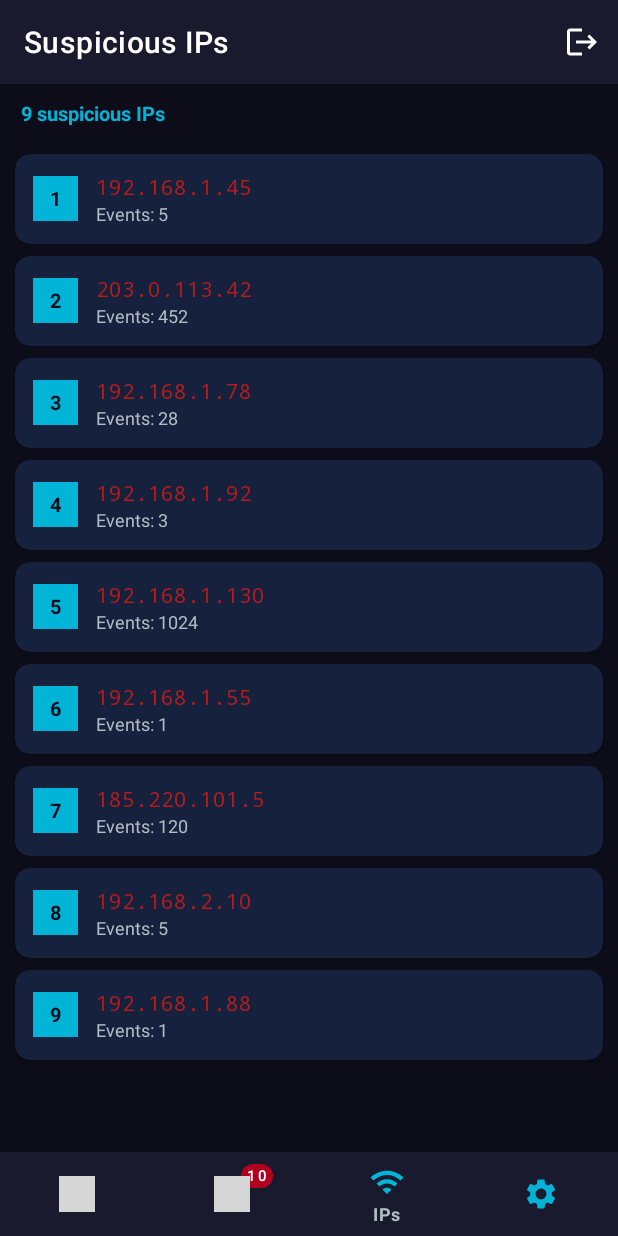
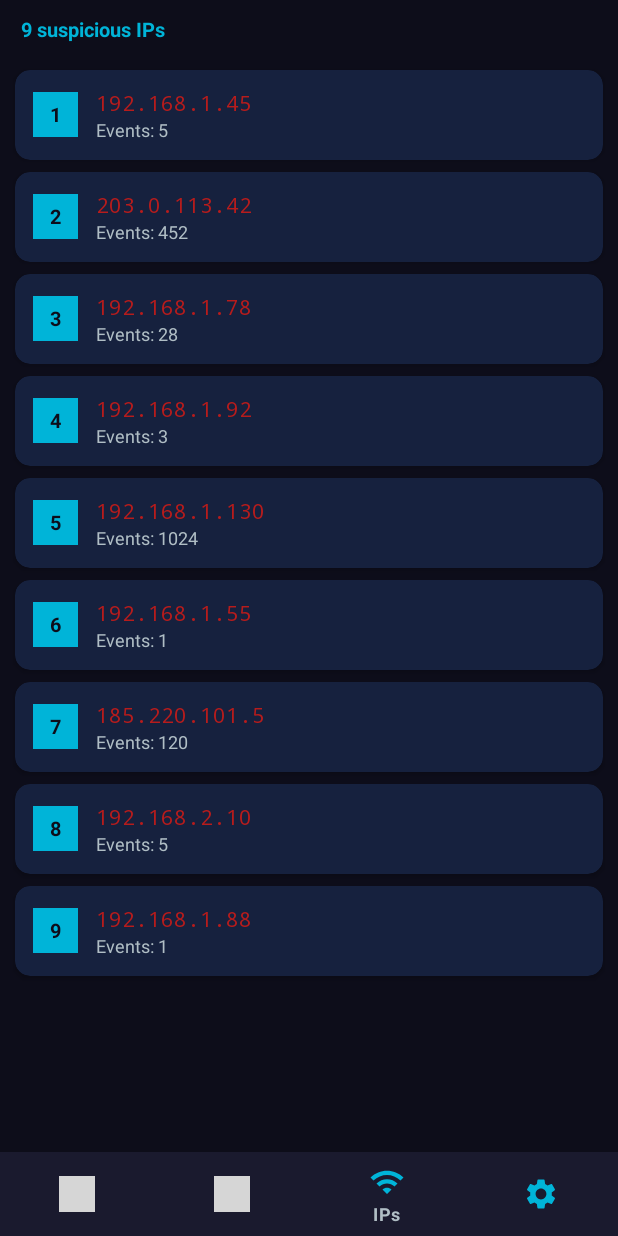
Before and after one commit to Yassine1nonly/CyberSentinel, an Android app: the MainActivity screen opened directly, with no data from a screen before it, item 3 of the bottom bar chosen, on a phone screen of 412 x 824 dp. Run offline under Robolectric (Android 15) with nearby library versions, the phone set to English and light mode, and no system bars; grey boxes are pictures that could not be loaded.

Commit message:
fix: remove custom Toolbar - use default ActionBar from theme
setSupportActionBar() crashes when theme already provides an ActionBar.
Removed all custom Toolbar widgets and setSupportActionBar() calls.
Title and back button now handled by the default ActionBar from theme.

```diff
--- a/android/app/src/main/java/com/socmonitor/ui/activities/MainActivity.java
+++ b/android/app/src/main/java/com/socmonitor/ui/activities/MainActivity.java
@@ -2,12 +2,11 @@ package com.socmonitor.ui.activities;
 
 import android.content.Intent;
 import android.os.Bundle;
+import android.view.Menu;
 import android.view.MenuItem;
 import androidx.annotation.NonNull;
 import androidx.appcompat.app.AppCompatActivity;
-import androidx.appcompat.widget.Toolbar;
 import androidx.fragment.app.Fragment;
-import com.google.android.material.badge.BadgeDrawable;
 import com.google.android.material.bottomnavigation.BottomNavigationView;
 import com.socmonitor.R;
 import com.socmonitor.network.MockDataRepository;
@@ -24,27 +23,26 @@ public class MainActivity extends AppCompatActivity {
         super.onCreate(savedInstanceState);
         setContentView(R.layout.activity_main);
 
-        Toolbar toolbar = findViewById(R.id.toolbar);
-        setSupportActionBar(toolbar);
-
+        // No setSupportActionBar — theme handles the ActionBar
         BottomNavigationView nav = findViewById(R.id.bottom_nav);
 
-        // New-alert badge
-        int newCount = MockDataRepository.getInstance().filterBySeverity("ALL").size();
-        BadgeDrawable badge = nav.getOrCreateBadge(R.id.nav_alerts);
-        badge.setNumber(newCount);
-        badge.setVisible(true);
-
         nav.setOnNavigationItemSelectedListener(item -> {
+            Fragment f = null;
             int id = item.getItemId();
-            Fragment f = null;
-            String title = "CyberSentinel";
-            if (id == R.id.nav_dashboard) { f = new DashboardFragment(); title = "Dashboard"; }
-            else if (id == R.id.nav_alerts)   { f = new AlertsFragment();   title = "Alerts"; }
-            else if (id == R.id.nav_ips)      { f = new IpsFragment();      title = "Suspicious IPs"; }
-            else if (id == R.id.nav_settings) { f = new SettingsFragment(); title = "Settings"; }
+            if (id == R.id.nav_dashboard) {
+                f = new DashboardFragment();
+                setTitle("Dashboard");
+            } else if (id == R.id.nav_alerts) {
+                f = new AlertsFragment();
+                setTitle("Alerts");
+            } else if (id == R.id.nav_ips) {
+                f = new IpsFragment();
+                setTitle("Suspicious IPs");
+            } else if (id == R.id.nav_settings) {
+                f = new SettingsFragment();
+                setTitle("Settings");
+            }
             if (f != null) {
-                if (getSupportActionBar() != null) getSupportActionBar().setTitle(title);
                 getSupportFragmentManager().beginTransaction()
                         .replace(R.id.fragment_container, f).commit();
                 return true;
@@ -52,12 +50,11 @@ public class MainActivity extends AppCompatActivity {
             return false;
         });
 
-        // Default screen
         nav.setSelectedItemId(R.id.nav_dashboard);
     }
 
     @Override
-    public boolean onCreateOptionsMenu(android.view.Menu menu) {
+    public boolean onCreateOptionsMenu(Menu menu) {
         getMenuInflater().inflate(R.menu.main_menu, menu);
         return true;
     }
--- a/android/app/src/main/res/layout/activity_alert_detail.xml
+++ b/android/app/src/main/res/layout/activity_alert_detail.xml
@@ -6,12 +6,6 @@
     android:background="@color/bg_primary"
     android:orientation="vertical">
 
-    <androidx.appcompat.widget.Toolbar
-        android:id="@+id/toolbar"
-        android:layout_width="match_parent"
-        android:layout_height="?attr/actionBarSize"
-        android:background="@color/bg_secondary"
-        app:titleTextColor="@color/text_primary"/>
 
     <ScrollView
         android:layout_width="match_parent"
--- a/android/app/src/main/res/layout/activity_main.xml
+++ b/android/app/src/main/res/layout/activity_main.xml
@@ -5,14 +5,6 @@
     android:layout_height="match_parent"
     android:background="@color/bg_primary"
     android:orientation="vertical">
-
-    <androidx.appcompat.widget.Toolbar
-        android:id="@+id/toolbar"
-        android:layout_width="match_parent"
-        android:layout_height="?attr/actionBarSize"
-        android:background="@color/bg_secondary"
-        android:elevation="4dp"
-        app:titleTextColor="@color/text_primary" />
 
     <FrameLayout
         android:id="@+id/fragment_container"
```
Also changed, not shown: android/app/src/main/java/com/socmonitor/ui/activities/AlertDetailActivity.java (+9 -13 lines).
